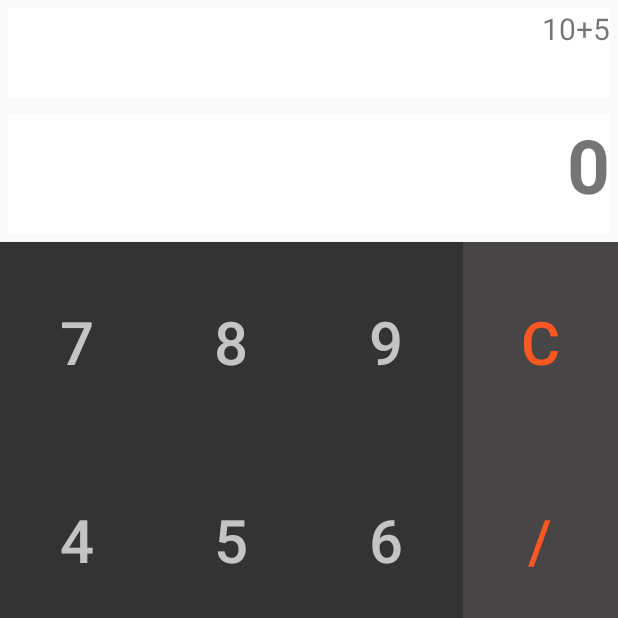
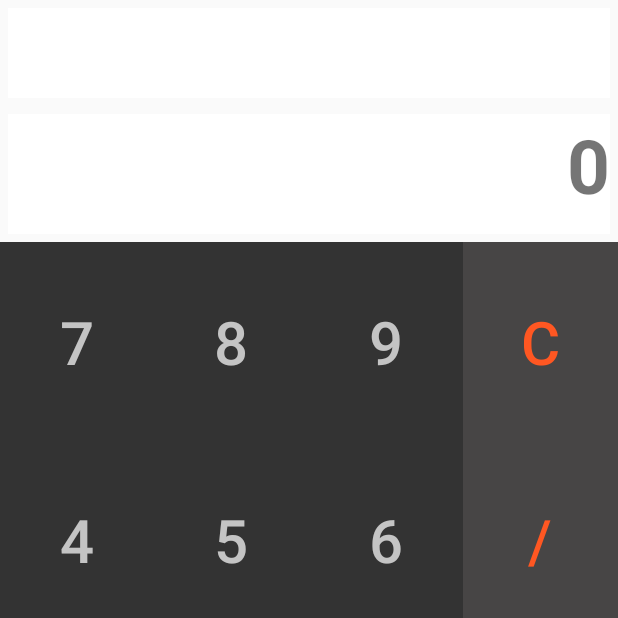
Before and after one commit to JamesHardey/Calculator, an Android app: the screen it shows after launch (MainActivity), on a phone screen of 412 x 824 dp, the top half of it. Run offline under Robolectric (Android 15) with nearby library versions, the phone set to English and light mode, and no system bars.

Commit message:
startup code

```diff
--- a/app/src/main/java/com/example/calculator/MainActivity.java
+++ b/app/src/main/java/com/example/calculator/MainActivity.java
@@ -3,12 +3,159 @@ package com.example.calculator;
 import androidx.appcompat.app.AppCompatActivity;
 
 import android.os.Bundle;
+import android.view.View;
+import android.widget.Button;
+import android.widget.TextView;
+
+import java.util.ArrayList;
 
 public class MainActivity extends AppCompatActivity {
+    private TextView top;
+    private TextView bottom;
+
+
 
     @Override
     protected void onCreate(Bundle savedInstanceState) {
         super.onCreate(savedInstanceState);
         setContentView(R.layout.activity_main);
+
+        top=findViewById(R.id.result);
+        bottom=findViewById(R.id.result1);
+
+        top.setText("");
+        bottom.setText("0");
+
+        configureButton();
+
     }
+
+    private void configureButton(){
+
+
+        Button zero = (findViewById(R.id.btn0));
+        Button one = (findViewById(R.id.btn1));
+        Button two = (findViewById(R.id.btn2));
+        Button three = (findViewById(R.id.btn3));
+        Button four = (findViewById(R.id.btn4));
+        Button five = (findViewById(R.id.btn5));
+        Button six = (findViewById(R.id.btn6));
+        Button seven = (findViewById(R.id.btn7));
+        Button eight = (findViewById(R.id.btn8));
+        Button nine = (findViewById(R.id.btn9));
+
+        Button minus = (findViewById(R.id.minus));
+        Button del = (findViewById(R.id.del));
+        Button plus = (findViewById(R.id.plus));
+        Button equals = (findViewById(R.id.equals));
+
+        del.setOnClickListener(new View.OnClickListener() {
+            @Override
+            public void onClick(View v) {
+                bottom.setText("0");
+            }
+        });
+
+        zero.setOnClickListener(new View.OnClickListener() {
+            @Override
+            public void onClick(View v) {
+                bottom.setText(bottom.getText()+"0");
+            }
+        });
+
+        one.setOnClickListener(new View.OnClickListener() {
+            @Override
+            public void onClick(View v) {
+                bottom.setText(bottom.getText()+"1");
+            }
+        });
+
+        two.setOnClickListener(new View.OnClickListener() {
+            @Override
+            public void onClick(View v) {
+                bottom.setText(bottom.getText()+"2");
+            }
+        });
+
+        three.setOnClickListener(new View.OnClickListener() {
+            @Override
+            public void onClick(View v) {
+                bottom.setText(bottom.getText()+"3");
+            }
+        });
+
+        four.setOnClickListener(new View.OnClickListener() {
+            @Override
+            public void onClick(View v) {
+                bottom.setText(bottom.getText()+"4");
+            }
+        });
+
+        five.setOnClickListener(new View.OnClickListener() {
+            @Override
+            public void onClick(View v) {
+                bottom.setText(bottom.getText()+"5");
+            }
+        });
+
+        six.setOnClickListener(new View.OnClickListener() {
+            @Override
+            public void onClick(View v) {
+                bottom.setText(bottom.getText()+"6");
+            }
+        });
+
+        seven.setOnClickListener(new View.OnClickListener() {
+            @Override
+            public void onClick(View v) {
+                bottom.setText(bottom.getText()+"7");
+            }
+        });
+
+        eight.setOnClickListener(new View.OnClickListener() {
+            @Override
+            public void onClick(View v) {
+                bottom.setText(bottom.getText()+"8");
+            }
+        });
+
+        nine.setOnClickListener(new View.OnClickListener() {
+            @Override
+            public void onClick(View v) {
+                bottom.setText(bottom.getText()+"9");
+            }
+        });
+
+        minus.setOnClickListener(new View.OnClickListener() {
+            @Override
+            public void onClick(View v) {
+                top.setText(bottom.getText());
+            }
+        });
+
+
+
+
+    }
+
+    private void performAction(Button btn,int num) {
+        switch(num){
+            case 10: {
+
+
+            }
+            case 11: {
+
+            }
+            case 12: {
+
+            }
+            case 13: {}
+            case 14: {}
+            case 15: {}
+            case 16: {}
+            default: break;
+        }
+    }
+
 }
```
